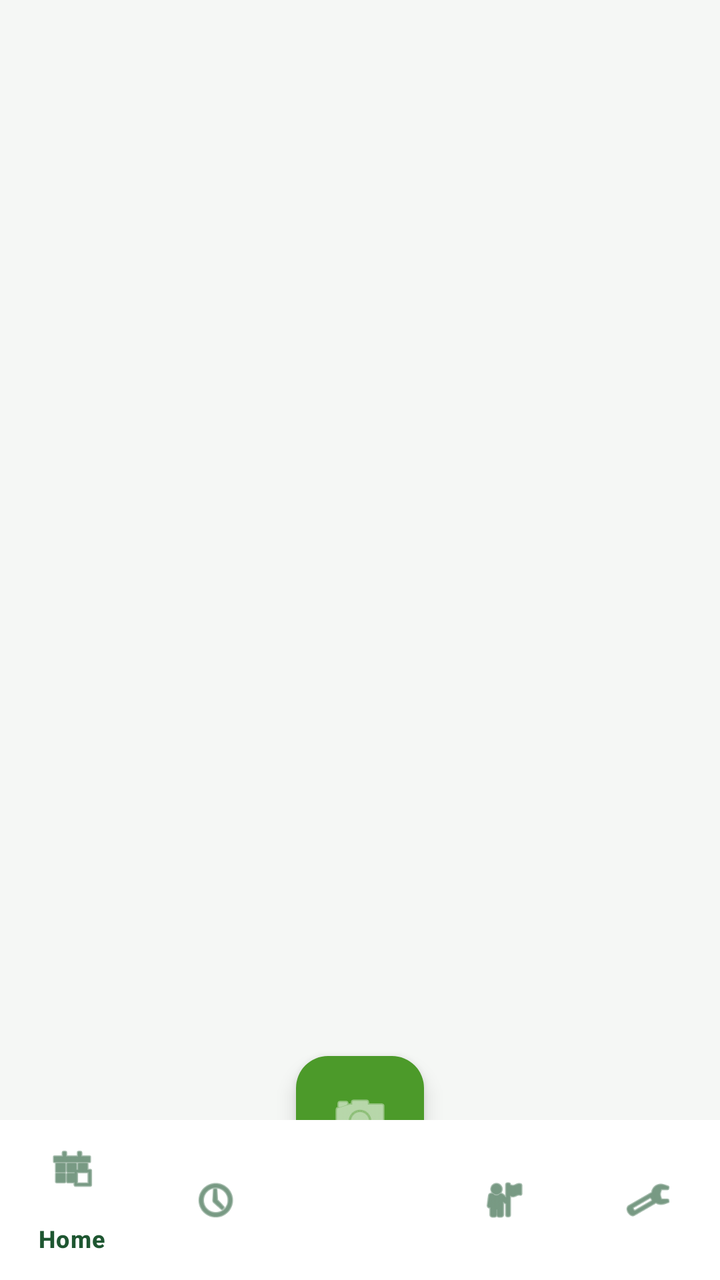
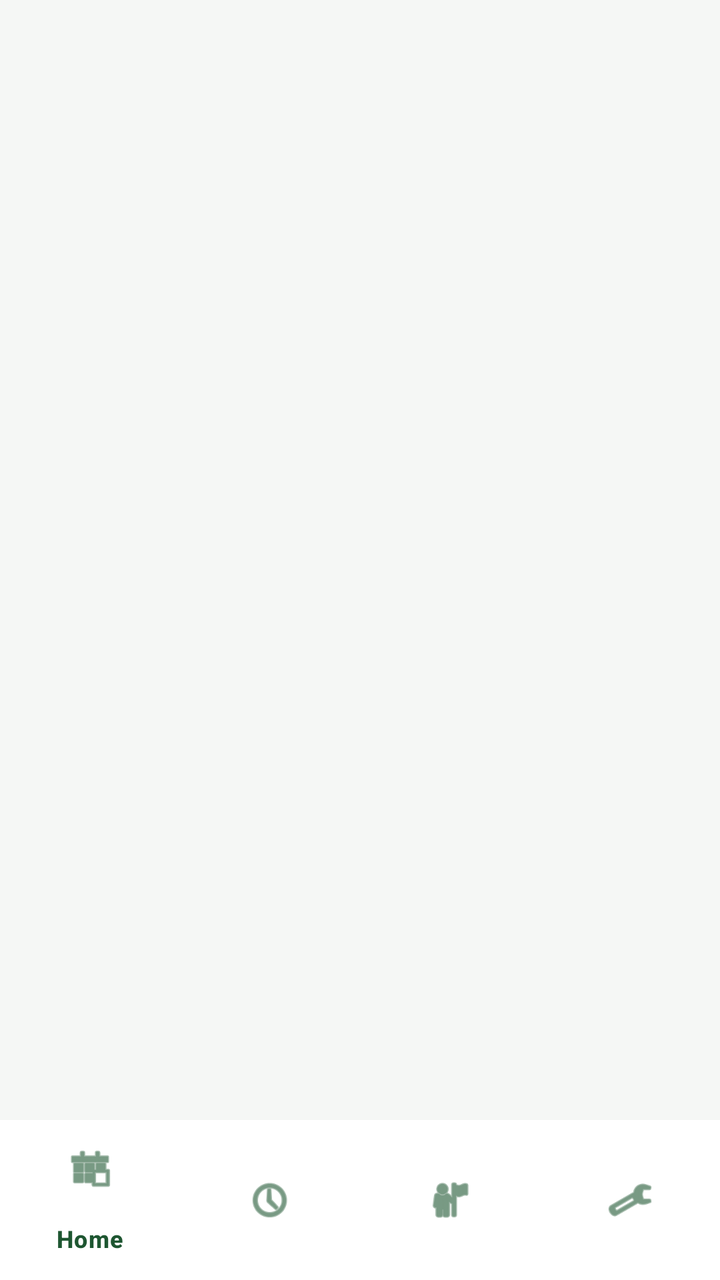

Screens rendered from an Android XML layout before and after an edit, with the pre-edit source and the edit as a unified diff.
<!-- AndroidManifest.xml: application theme Theme.PestDetectApp -->
<!-- res/layout/activity_main.xml -->
<?xml version="1.0" encoding="utf-8"?>
<androidx.coordinatorlayout.widget.CoordinatorLayout xmlns:android="http://schemas.android.com/apk/res/android"
    xmlns:app="http://schemas.android.com/apk/res-auto"
    android:layout_width="match_parent"
    android:layout_height="match_parent"
    android:background="@color/background_light">

    <FrameLayout
        android:id="@+id/fragmentContainer"
        android:layout_width="match_parent"
        android:layout_height="match_parent"
        android:layout_marginBottom="80dp" />

    <com.google.android.material.bottomnavigation.BottomNavigationView
        android:id="@+id/bottomNav"
        android:layout_width="match_parent"
        android:layout_height="80dp"
        android:layout_gravity="bottom"
        android:background="@color/surface_card"
        app:elevation="8dp"
        app:itemIconTint="@color/green_primary"
        app:itemTextColor="@color/green_primary"
        app:menu="@menu/bottom_nav_menu" />

    <com.google.android.material.floatingactionbutton.FloatingActionButton
        android:id="@+id/fabScan"
        android:layout_width="wrap_content"
        android:layout_height="wrap_content"
        android:contentDescription="@string/nav_scan"
        android:src="@android:drawable/ic_menu_camera"
        app:backgroundTint="@color/green_accent"
        app:fabCustomSize="64dp"
        app:layout_anchor="@id/bottomNav"
        app:layout_anchorGravity="center_horizontal|top"
        app:maxImageSize="32dp"
        app:tint="@color/white" />

</androidx.coordinatorlayout.widget.CoordinatorLayout>
<!-- resources referenced by this layout -->
<resources>
  <color name="background_light">#F5F7F5</color>
  <color name="green_accent">#4C9A2A</color>
  <color name="green_primary">#1E5631</color>
  <color name="surface_card">#FFFFFF</color>
  <color name="white">#FFFFFF</color>
  <string name="nav_scan">Scan Pest</string>
  <style name="Theme.PestDetectApp" parent="Theme.Material3.DayNight.NoActionBar">
          
          <item name="colorPrimary">@color/green_primary</item>
          <item name="colorPrimaryVariant">@color/green_primary_dark</item>
          <item name="colorOnPrimary">@color/white</item>
          
          <item name="colorSecondary">@color/green_accent</item>
          <item name="colorOnSecondary">@color/white</item>
          
          <item name="android:statusBarColor">@color/green_primary_dark</item>
          <item name="android:windowLightStatusBar">false</item>
          <item name="android:windowBackground">@color/background_light</item>
      </style>
  <color name="green_primary_dark">#143B21</color>
</resources>

<!-- the commit's change to res/layout/activity_main.xml (unified diff, before → after) -->
@@ -22,17 +22,4 @@
         app:itemTextColor="@color/green_primary"
         app:menu="@menu/bottom_nav_menu" />
 
-    <com.google.android.material.floatingactionbutton.FloatingActionButton
-        android:id="@+id/fabScan"
-        android:layout_width="wrap_content"
-        android:layout_height="wrap_content"
-        android:contentDescription="@string/nav_scan"
-        android:src="@android:drawable/ic_menu_camera"
-        app:backgroundTint="@color/green_accent"
-        app:fabCustomSize="64dp"
-        app:layout_anchor="@id/bottomNav"
-        app:layout_anchorGravity="center_horizontal|top"
-        app:maxImageSize="32dp"
-        app:tint="@color/white" />
-
 </androidx.coordinatorlayout.widget.CoordinatorLayout>
<!-- resource entries referenced after the edit -->
@@ -1,11 +1,8 @@
 <!-- resources referenced by this layout -->
 <resources>
   <color name="background_light">#F5F7F5</color>
-  <color name="green_accent">#4C9A2A</color>
   <color name="green_primary">#1E5631</color>
   <color name="surface_card">#FFFFFF</color>
-  <color name="white">#FFFFFF</color>
-  <string name="nav_scan">Scan Pest</string>
   <style name="Theme.PestDetectApp" parent="Theme.Material3.DayNight.NoActionBar">
           
           <item name="colorPrimary">@color/green_primary</item>
@@ -20,5 +17,7 @@
           <item name="android:windowBackground">@color/background_light</item>
       </style>
   <color name="green_primary_dark">#143B21</color>
+  <color name="white">#FFFFFF</color>
+  <color name="green_accent">#4C9A2A</color>
 </resources>
 
